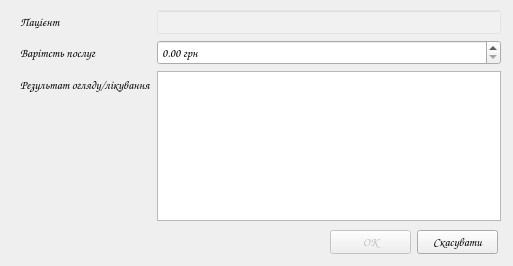
Above: appointmentdialog.ui from moz6go/NesterDentalClinic before the change. Below: the same form after it.
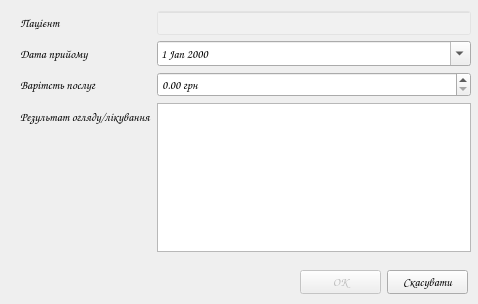
That is the form after the change. Icons and pictures are not drawn.

Commit message: iml patientvisitsdialog; remake appointmentdialog(add visit date)

Diff of the .ui file:
```diff
--- a/appointmentdialog.ui
+++ b/appointmentdialog.ui
@@ -6,10 +6,22 @@
    <rect>
     <x>0</x>
     <y>0</y>
-    <width>513</width>
-    <height>266</height>
+    <width>478</width>
+    <height>304</height>
    </rect>
   </property>
+  <property name="minimumSize">
+   <size>
+    <width>478</width>
+    <height>304</height>
+   </size>
+  </property>
+  <property name="maximumSize">
+   <size>
+    <width>478</width>
+    <height>304</height>
+   </size>
+  </property>
   <property name="font">
    <font>
     <family>Comic Sans MS</family>
@@ -28,10 +40,39 @@
   <widget class="QWidget" name="layoutWidget">
    <property name="geometry">
     <rect>
+     <x>300</x>
+     <y>270</y>
+     <width>168</width>
+     <height>25</height>
+    </rect>
+   </property>
+   <layout class="QHBoxLayout" name="horizontalLayout">
+    <item>
+     <widget class="QPushButton" name="ok_pb">
+      <property name="enabled">
+       <bool>false</bool>
+      </property>
+      <property name="text">
+       <string>ОК</string>
+      </property>
+     </widget>
+    </item>
+    <item>
+     <widget class="QPushButton" name="cancel_pb">
+      <property name="text">
+       <string>Скасувати</string>
+      </property>
+     </widget>
+    </item>
+   </layout>
+  </widget>
+  <widget class="QWidget" name="">
+   <property name="geometry">
+    <rect>
      <x>20</x>
-     <y>10</y>
-     <width>481</width>
-     <height>211</height>
+     <y>11</y>
+     <width>451</width>
+     <height>241</height>
     </rect>
    </property>
    <layout class="QFormLayout" name="formLayout">
@@ -59,13 +100,27 @@
      </widget>
     </item>
     <item row="1" column="0">
+     <widget class="QLabel" name="label_4">
+      <property name="text">
+       <string>Дата прийому</string>
+      </property>
+     </widget>
+    </item>
+    <item row="1" column="1">
+     <widget class="QDateEdit" name="visit_date">
+      <property name="calendarPopup">
+       <bool>true</bool>
+      </property>
+     </widget>
+    </item>
+    <item row="2" column="0">
      <widget class="QLabel" name="label_2">
       <property name="text">
        <string>Варітсть послуг</string>
       </property>
      </widget>
     </item>
-    <item row="1" column="1">
+    <item row="2" column="1">
      <widget class="QDoubleSpinBox" name="price_sb">
       <property name="suffix">
        <string> грн</string>
@@ -78,47 +133,18 @@
       </property>
      </widget>
     </item>
-    <item row="2" column="0">
+    <item row="3" column="0">
      <widget class="QLabel" name="label_3">
       <property name="text">
        <string>Результат огляду/лікування</string>
       </property>
      </widget>
     </item>
-    <item row="2" column="1">
+    <item row="3" column="1">
      <widget class="QTextEdit" name="results_te"/>
     </item>
    </layout>
   </widget>
-  <widget class="QWidget" name="layoutWidget">
-   <property name="geometry">
-    <rect>
-     <x>330</x>
-     <y>230</y>
-     <width>168</width>
-     <height>25</height>
-    </rect>
-   </property>
-   <layout class="QHBoxLayout" name="horizontalLayout">
-    <item>
-     <widget class="QPushButton" name="ok_pb">
-      <property name="enabled">
-       <bool>false</bool>
-      </property>
-      <property name="text">
-       <string>ОК</string>
-      </property>
-     </widget>
-    </item>
-    <item>
-     <widget class="QPushButton" name="cancel_pb">
-      <property name="text">
-       <string>Скасувати</string>
-      </property>
-     </widget>
-    </item>
-   </layout>
-  </widget>
  </widget>
  <resources>
   <include location="res/res.qrc"/>
```
The commit also changes 21 other files.
